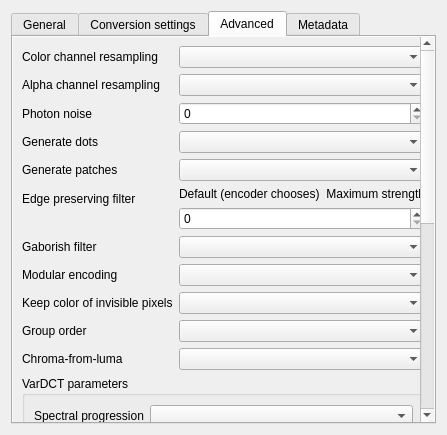
This is plugins/impex/jxl/kis_wdg_options_jpegxl.ui in KDE/krita as Qt 5 draws it before an edit. The edited form follows.
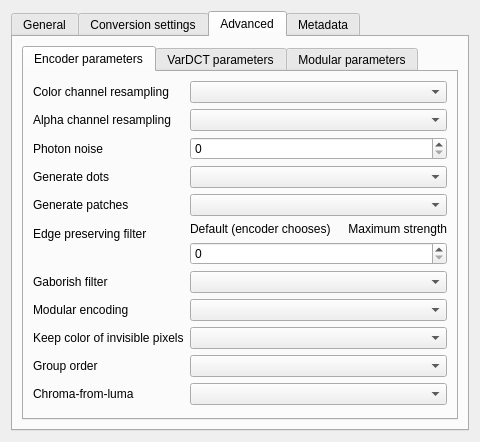
This is the edited form. The open tabs and pages were chosen to show the change. Custom widgets are drawn as their Qt base class.

Commit message:
JPEG-XL: apply KDE HIG to clean up the clutter in the Advanced tab
Part-of: <https://invent.kde.org/graphics/krita/-/merge_requests/1722>

```diff
--- a/plugins/impex/jxl/kis_wdg_options_jpegxl.ui
+++ b/plugins/impex/jxl/kis_wdg_options_jpegxl.ui
@@ -10,15 +10,15 @@
    <rect>
     <x>0</x>
     <y>0</y>
-    <width>410</width>
-    <height>435</height>
+    <width>480</width>
+    <height>432</height>
    </rect>
   </property>
-  <property name="sizePolicy">
-   <sizepolicy hsizetype="MinimumExpanding" vsizetype="MinimumExpanding">
-    <horstretch>0</horstretch>
-    <verstretch>0</verstretch>
-   </sizepolicy>
+  <property name="minimumSize">
+   <size>
+    <width>480</width>
+    <height>0</height>
+   </size>
   </property>
   <layout class="QVBoxLayout" name="verticalLayout">
    <item>
@@ -319,51 +319,16 @@
        <string>Advanced</string>
       </attribute>
       <layout class="QVBoxLayout" name="verticalLayout_3">
-       <property name="leftMargin">
-        <number>0</number>
-       </property>
-       <property name="topMargin">
-        <number>0</number>
-       </property>
-       <property name="rightMargin">
-        <number>0</number>
-       </property>
-       <property name="bottomMargin">
-        <number>0</number>
-       </property>
        <item>
-        <widget class="QScrollArea" name="scrollArea">
-         <property name="sizePolicy">
-          <sizepolicy hsizetype="MinimumExpanding" vsizetype="MinimumExpanding">
-           <horstretch>0</horstretch>
-           <verstretch>0</verstretch>
-          </sizepolicy>
+        <widget class="QTabWidget" name="advancedParameters">
+         <property name="currentIndex">
+          <number>0</number>
          </property>
-         <property name="frameShape">
-          <enum>QFrame::NoFrame</enum>
-         </property>
-         <property name="frameShadow">
-          <enum>QFrame::Plain</enum>
-         </property>
-         <property name="horizontalScrollBarPolicy">
-          <enum>Qt::ScrollBarAlwaysOff</enum>
-         </property>
-         <property name="sizeAdjustPolicy">
-          <enum>QAbstractScrollArea::AdjustToContents</enum>
-         </property>
-         <property name="widgetResizable">
-          <bool>true</bool>
-         </property>
-         <widget class="QWidget" name="scrollAreaWidgetContents">
-          <property name="geometry">
-           <rect>
-            <x>0</x>
-            <y>0</y>
-            <width>380</width>
-            <height>740</height>
-           </rect>
-          </property>
-          <layout class="QFormLayout" name="formLayout_2">
+         <widget class="QWidget" name="encoderParameters">
+          <attribute name="title">
+           <string>Encoder parameters</string>
+          </attribute>
+          <layout class="QFormLayout" name="formLayout_11">
            <item row="0" column="0">
             <widget class="QLabel" name="lblResampling">
              <property name="text">
@@ -454,6 +419,18 @@
            </item>
            <item row="5" column="1">
             <layout class="QGridLayout" name="gridLayout">
+             <property name="leftMargin">
+              <number>0</number>
+             </property>
+             <property name="topMargin">
+              <number>0</number>
+             </property>
+             <property name="rightMargin">
+              <number>0</number>
+             </property>
+             <property name="bottomMargin">
+              <number>0</number>
+             </property>
              <item row="0" column="1">
               <widget class="QLabel" name="lblMax">
                <property name="text">
@@ -486,13 +463,6 @@
              </item>
             </layout>
            </item>
-           <item row="6" column="0">
-            <widget class="QLabel" name="lblGaborishFilter">
-             <property name="text">
-              <string comment="JPEG-XL encoder options">Gaborish filter</string>
-             </property>
-            </widget>
-           </item>
            <item row="6" column="1">
             <widget class="QComboBox" name="gaborish">
              <property name="toolTip">
@@ -500,6 +470,13 @@
              </property>
             </widget>
            </item>
+           <item row="6" column="0">
+            <widget class="QLabel" name="lblGaborishFilter">
+             <property name="text">
+              <string comment="JPEG-XL encoder options">Gaborish filter</string>
+             </property>
+            </widget>
+           </item>
            <item row="7" column="0">
             <widget class="QLabel" name="lbModularEncoding">
              <property name="text">
@@ -514,13 +491,6 @@
              </property>
             </widget>
            </item>
-           <item row="8" column="0">
-            <widget class="QLabel" name="lblKeepInvisible">
-             <property name="text">
-              <string>Keep color of invisible pixels</string>
-             </property>
-            </widget>
-           </item>
            <item row="8" column="1">
             <widget class="QComboBox" name="keepInvisible">
              <property name="toolTip">
@@ -528,13 +498,6 @@
              </property>
             </widget>
            </item>
-           <item row="9" column="0">
-            <widget class="QLabel" name="lblGroupOrder">
-             <property name="text">
-              <string comment="JPEG-XL encoder options">Group order</string>
-             </property>
-            </widget>
-           </item>
            <item row="9" column="1">
             <widget class="QComboBox" name="groupOrder">
              <property name="toolTip">
@@ -542,6 +505,23 @@
              </property>
             </widget>
            </item>
+           <item row="10" column="1">
+            <widget class="QComboBox" name="jpegReconCFL"/>
+           </item>
+           <item row="8" column="0">
+            <widget class="QLabel" name="lblKeepInvisible">
+             <property name="text">
+              <string>Keep color of invisible pixels</string>
+             </property>
+            </widget>
+           </item>
+           <item row="9" column="0">
+            <widget class="QLabel" name="lblGroupOrder">
+             <property name="text">
+              <string comment="JPEG-XL encoder options">Group order</string>
+             </property>
+            </widget>
+           </item>
            <item row="10" column="0">
             <widget class="QLabel" name="lblJPEGReconCFL">
              <property name="text">
@@ -549,12 +529,13 @@
              </property>
             </widget>
            </item>
-           <item row="11" column="0" colspan="2">
-            <widget class="QGroupBox" name="groupBox">
-             <property name="title">
+          </layout>
+         </widget>
+         <widget class="QWidget" name="varDCTParameters">
+          <attribute name="title">
               <string>VarDCT parameters</string>
-             </property>
-             <layout class="QFormLayout" name="formLayout_3">
+          </attribute>
+          <layout class="QFormLayout" name="formLayout_12">
               <item row="0" column="0">
                <widget class="QLabel" name="lblProgressiveAC">
                 <property name="text">
@@ -602,21 +583,33 @@
               </item>
              </layout>
             </widget>
-           </item>
-           <item row="12" column="0" colspan="2">
-            <widget class="QGroupBox" name="modularEncodingParameters">
-             <property name="title">
+         <widget class="QWidget" name="modularEncodingParameters">
+          <attribute name="title">
               <string>Modular parameters</string>
+          </attribute>
+          <layout class="QFormLayout" name="formLayout_3">
+           <item row="0" column="0">
+            <widget class="QLabel" name="lblResponsive">
+             <property name="text">
+              <string>Progressive encoding</string>
              </property>
-             <layout class="QFormLayout" name="formLayout_4">
-              <item row="2" column="0">
+            </widget>
+           </item>
+           <item row="0" column="1">
+            <widget class="QComboBox" name="responsive">
+             <property name="toolTip">
+              <string>Enables or disables progressive encoding for modular mode.</string>
+             </property>
+            </widget>
+           </item>
+           <item row="1" column="0">
                <widget class="QLabel" name="lblChannelColorsGlobalPercent">
                 <property name="text">
                  <string>Global channel palette range</string>
                 </property>
                </widget>
               </item>
-              <item row="2" column="1">
+           <item row="1" column="1">
                <layout class="QGridLayout" name="gridLayout2">
                 <item row="1" column="0" colspan="2">
                  <widget class="KisSliderSpinBox" name="channelColorsGlobalPercent">
@@ -661,14 +654,14 @@
                 </item>
                </layout>
               </item>
-              <item row="3" column="0">
+           <item row="2" column="0">
                <widget class="QLabel" name="lblChannelColorsGroupPercent">
                 <property name="text">
                  <string>Local channel palette range</string>
                 </property>
                </widget>
               </item>
-              <item row="3" column="1">
+           <item row="2" column="1">
                <layout class="QGridLayout" name="gridLayout3">
                 <item row="1" column="0" colspan="2">
                  <widget class="KisSliderSpinBox" name="channelColorsGroupPercent">
@@ -713,14 +706,14 @@
                 </item>
                </layout>
               </item>
-              <item row="4" column="0">
+           <item row="3" column="0">
                <widget class="QLabel" name="lblPaletteColors">
                 <property name="text">
                  <string>Use color palette for ... colors or less</string>
                 </property>
                </widget>
               </item>
-              <item row="4" column="1">
+           <item row="3" column="1">
                <widget class="QSpinBox" name="paletteColors">
                 <property name="sizePolicy">
                  <sizepolicy hsizetype="Preferred" vsizetype="Fixed">
@@ -749,56 +742,56 @@
                 </property>
                </widget>
               </item>
-              <item row="5" column="0">
+           <item row="4" column="0">
                <widget class="QLabel" name="lblLossyPalette">
                 <property name="text">
                  <string comment="JPEG-XL encoder options">Delta palette</string>
                 </property>
                </widget>
               </item>
-              <item row="5" column="1">
+           <item row="4" column="1">
                <widget class="QComboBox" name="lossyPalette">
                 <property name="toolTip">
                  <string>Enables or disables delta palette. Used in modular mode.</string>
                 </property>
                </widget>
               </item>
-              <item row="6" column="0">
+           <item row="5" column="0">
                <widget class="QLabel" name="lblModularGroupSize">
                 <property name="text">
                  <string comment="JPEG-XL encoder options">Group size</string>
                 </property>
                </widget>
               </item>
-              <item row="6" column="1">
+           <item row="5" column="1">
                <widget class="QComboBox" name="modularGroupSize">
                 <property name="toolTip">
                  <string>Group size for modular encoding.</string>
                 </property>
                </widget>
               </item>
-              <item row="7" column="0">
-               <widget class="QLabel" name="lblModularPredictor">
-                <property name="text">
-                 <string comment="JPEG-XL encoder options">Predictor</string>
-                </property>
-               </widget>
-              </item>
-              <item row="7" column="1">
+           <item row="6" column="1">
                <widget class="QComboBox" name="modularPredictor">
                 <property name="toolTip">
                  <string>Predictor for modular encoding.</string>
                 </property>
                </widget>
               </item>
-              <item row="8" column="0">
+           <item row="6" column="0">
+            <widget class="QLabel" name="lblModularPredictor">
+             <property name="text">
+              <string comment="JPEG-XL encoder options">Predictor</string>
+             </property>
+            </widget>
+           </item>
+           <item row="7" column="0">
                <widget class="QLabel" name="lblModularMATreeLearningPercent">
                 <property name="text">
                  <string>Pixels for MA tree learning</string>
                 </property>
                </widget>
               </item>
-              <item row="8" column="1">
+           <item row="7" column="1">
                <layout class="QGridLayout" name="gridLayout_2">
                 <item row="0" column="1">
                  <widget class="QLabel" name="lblMaximumDegradation">
@@ -839,26 +832,6 @@
                  </widget>
                 </item>
                </layout>
-              </item>
-              <item row="0" column="1">
-               <widget class="QComboBox" name="responsive">
-                <property name="toolTip">
-                 <string>Enables or disables progressive encoding for modular mode.</string>
-                </property>
-               </widget>
-              </item>
-              <item row="0" column="0">
-               <widget class="QLabel" name="lblResponsive">
-                <property name="text">
-                 <string>Progressive encoding</string>
-                </property>
-               </widget>
-              </item>
-             </layout>
-            </widget>
-           </item>
-           <item row="10" column="1">
-            <widget class="QComboBox" name="jpegReconCFL"/>
            </item>
           </layout>
          </widget>
```
Lines whose indentation alone changed are shown as unchanged. The commit also changes 2 other files.
